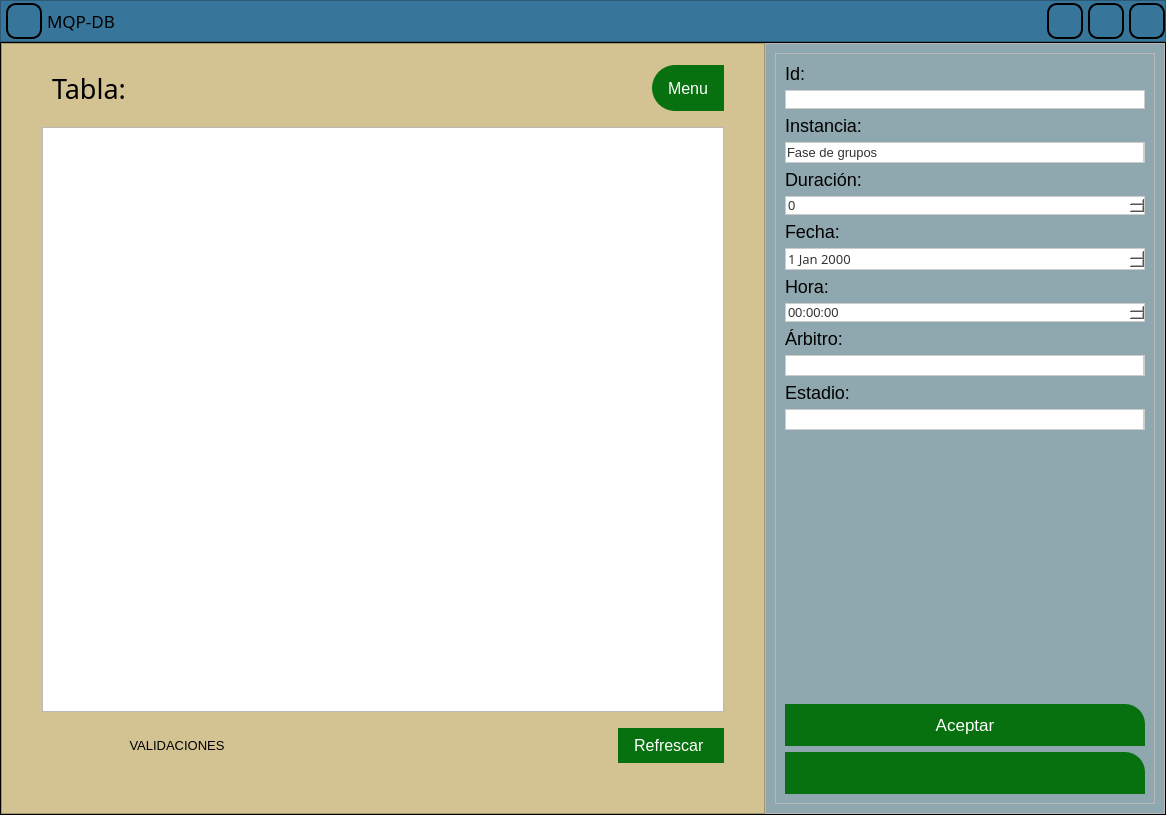
Marco25005/proyectoDataBase, file new_interfaz.ui: the form before one commit.
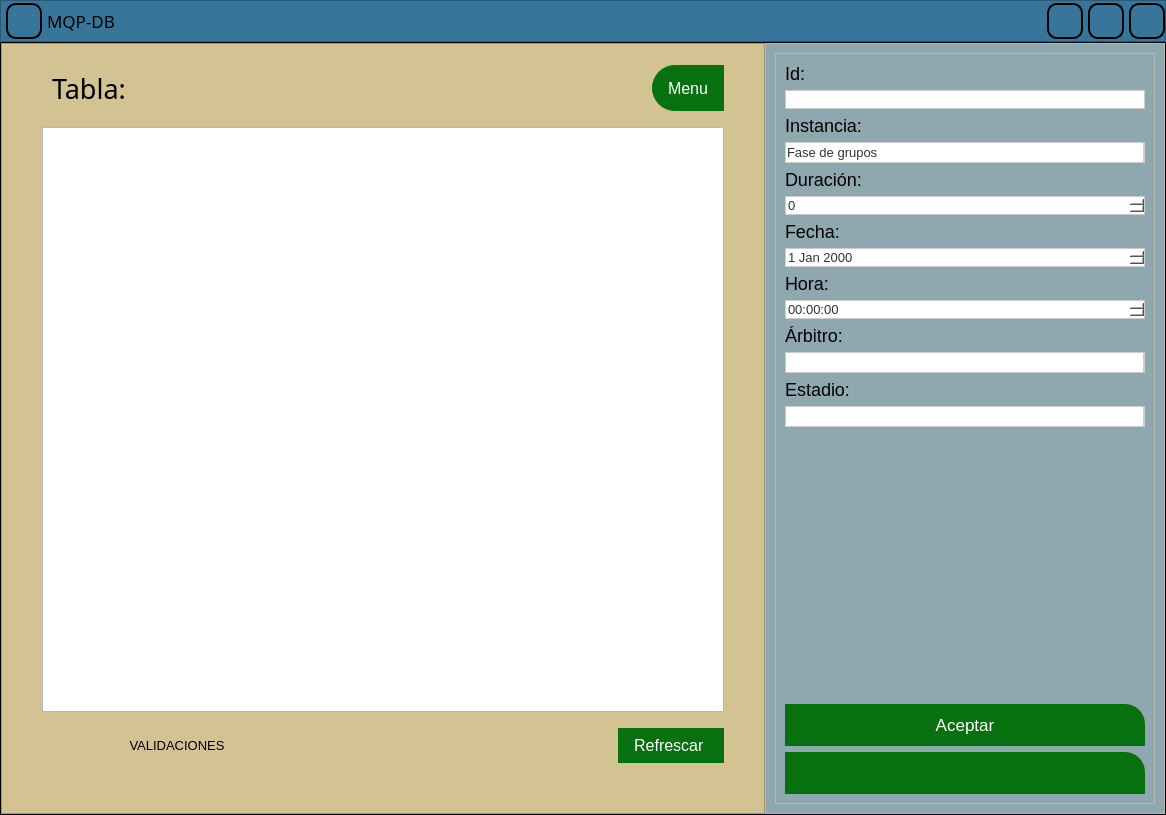
The form after the commit. The open tabs and pages were chosen to show the change. Icons and pictures are not drawn.

Patch:
```diff
--- a/new_interfaz.ui
+++ b/new_interfaz.ui
@@ -526,7 +526,7 @@
         <widget class="QFrame" name="fr_menu">
          <property name="minimumSize">
           <size>
-           <width>400</width>
+           <width>0</width>
            <height>0</height>
           </size>
          </property>
@@ -1166,7 +1166,7 @@
                     <widget class="QDateEdit" name="dateEdit_fecha">
                      <property name="font">
                       <font>
-                       <family>Segoe UI,sans-serif</family>
+                       <family>Segoe UI</family>
                        <pointsize>10</pointsize>
                       </font>
                      </property>
```
